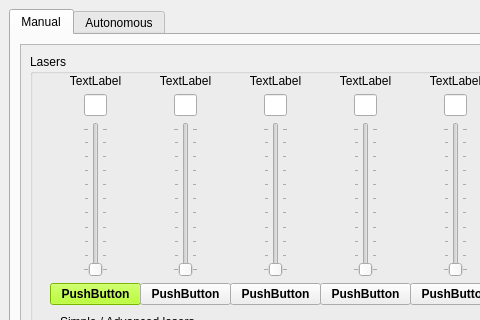
This is GUI/GUI.ui in kjamartens/Gladoscopy as Qt 5 draws it before an edit; both pictures show x 0 to 480 and y 0 to 320 of the 728 by 902 pixel window. The edited form follows.
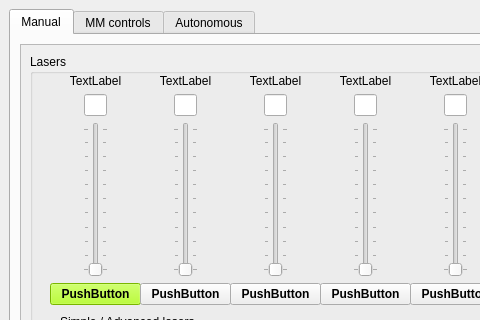
This is the edited form. Icons and pictures are not drawn. Custom widgets are drawn as their Qt base class.

Diff of the .ui file:
```diff
--- a/GUI/GUI.ui
+++ b/GUI/GUI.ui
@@ -1715,6 +1715,11 @@
         </item>
        </layout>
       </widget>
+      <widget class="QWidget" name="tab_MMControls">
+       <attribute name="title">
+        <string>MM controls</string>
+       </attribute>
+      </widget>
       <widget class="QWidget" name="tab_autonomous">
        <attribute name="title">
         <string>Autonomous</string>
```
